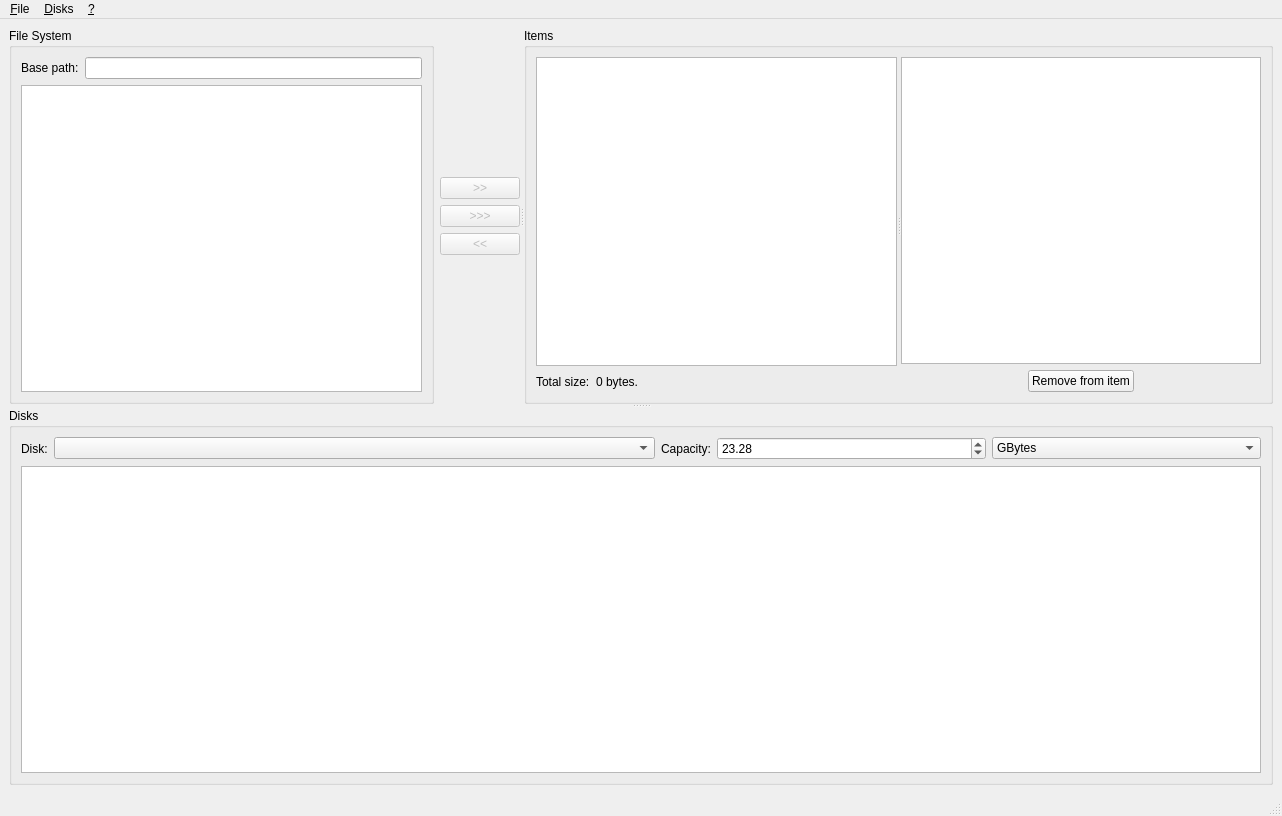
Qt form forms/mainwindow.ui (daniloarcidiacono/DiskSpan) before a commit.
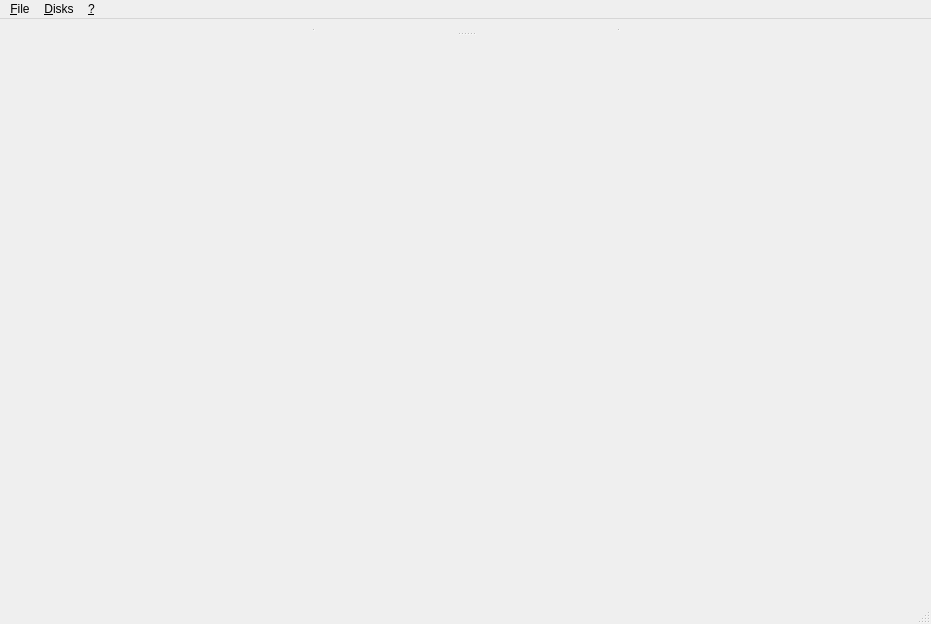
The same form after that commit. Icons and pictures are not drawn.

```diff
--- a/forms/mainwindow.ui
+++ b/forms/mainwindow.ui
@@ -6,342 +6,29 @@
    <rect>
     <x>0</x>
     <y>0</y>
-    <width>1282</width>
-    <height>816</height>
+    <width>931</width>
+    <height>624</height>
    </rect>
   </property>
   <property name="windowTitle">
    <string>DiskSpan</string>
   </property>
   <widget class="QWidget" name="centralwidget">
-   <layout class="QHBoxLayout" name="horizontalLayout_6">
+   <layout class="QVBoxLayout" name="verticalLayout">
     <item>
-     <widget class="QSplitter" name="splitter_3">
+     <widget class="QSplitter" name="splitter_2">
       <property name="orientation">
        <enum>Qt::Vertical</enum>
       </property>
-      <widget class="QSplitter" name="splitter_2">
+      <widget class="QSplitter" name="splitter">
        <property name="orientation">
         <enum>Qt::Horizontal</enum>
        </property>
-       <widget class="QWidget" name="layoutWidget">
-        <layout class="QHBoxLayout" name="horizontalLayout_5">
-         <item>
-          <widget class="QGroupBox" name="grpFileSystem">
-           <property name="title">
-            <string>File System</string>
-           </property>
-           <property name="flat">
-            <bool>false</bool>
-           </property>
-           <property name="checkable">
-            <bool>false</bool>
-           </property>
-           <layout class="QVBoxLayout" name="verticalLayout_2">
-            <item>
-             <layout class="QVBoxLayout" name="verticalLayout">
-              <item>
-               <layout class="QHBoxLayout" name="horizontalLayout">
-                <item>
-                 <widget class="QLabel" name="lblPath">
-                  <property name="text">
-                   <string>Base path:</string>
-                  </property>
-                  <property name="buddy">
-                   <cstring>editPath</cstring>
-                  </property>
-                 </widget>
-                </item>
-                <item>
-                 <widget class="QLineEdit" name="editPath"/>
-                </item>
-               </layout>
-              </item>
-              <item>
-               <widget class="QTreeView" name="treeFileSystem">
-                <property name="selectionMode">
-                 <enum>QAbstractItemView::ExtendedSelection</enum>
-                </property>
-                <property name="sortingEnabled">
-                 <bool>true</bool>
-                </property>
-               </widget>
-              </item>
-             </layout>
-            </item>
-           </layout>
-          </widget>
-         </item>
-         <item>
-          <layout class="QVBoxLayout" name="verticalLayout_4">
-           <item>
-            <spacer name="verticalSpacer_2">
-             <property name="orientation">
-              <enum>Qt::Vertical</enum>
-             </property>
-             <property name="sizeHint" stdset="0">
-              <size>
-               <width>20</width>
-               <height>40</height>
-              </size>
-             </property>
-            </spacer>
-           </item>
-           <item>
-            <widget class="QPushButton" name="btnAddItem">
-             <property name="enabled">
-              <bool>false</bool>
-             </property>
-             <property name="text">
-              <string>&gt;&gt;</string>
-             </property>
-            </widget>
-           </item>
-           <item>
-            <widget class="QPushButton" name="btnAddItemSeparate">
-             <property name="enabled">
-              <bool>false</bool>
-             </property>
-             <property name="text">
-              <string>&gt;&gt;&gt;</string>
-             </property>
-            </widget>
-           </item>
-           <item>
-            <widget class="QPushButton" name="btnRemoveItem">
-             <property name="enabled">
-              <bool>false</bool>
-             </property>
-             <property name="text">
-              <string>&lt;&lt;</string>
-             </property>
-            </widget>
-           </item>
-           <item>
-            <spacer name="verticalSpacer">
-             <property name="orientation">
-              <enum>Qt::Vertical</enum>
-             </property>
-             <property name="sizeHint" stdset="0">
-              <size>
-               <width>20</width>
-               <height>40</height>
-              </size>
-             </property>
-            </spacer>
-           </item>
-          </layout>
-         </item>
-        </layout>
-       </widget>
-       <widget class="QGroupBox" name="grpItems">
-        <property name="title">
-         <string>Items</string>
-        </property>
-        <layout class="QVBoxLayout" name="verticalLayout_12">
-         <item>
-          <widget class="QSplitter" name="splitter">
-           <property name="orientation">
-            <enum>Qt::Horizontal</enum>
-           </property>
-           <widget class="QWidget" name="">
-            <layout class="QVBoxLayout" name="verticalLayout_11">
-             <item>
-              <widget class="QTableView" name="tblItems">
-               <property name="selectionBehavior">
-                <enum>QAbstractItemView::SelectRows</enum>
-               </property>
-               <attribute name="horizontalHeaderStretchLastSection">
-                <bool>true</bool>
-               </attribute>
-              </widget>
-             </item>
-             <item>
-              <layout class="QHBoxLayout" name="horizontalLayout_7">
-               <item>
-                <widget class="QLabel" name="lblTotalSizeCaption">
-                 <property name="text">
-                  <string>Total size:</string>
-                 </property>
-                </widget>
-               </item>
-               <item>
-                <widget class="QLabel" name="lblTotalSize">
-                 <property name="text">
-                  <string>0 bytes.</string>
-                 </property>
-                </widget>
-               </item>
-               <item>
-                <spacer name="horizontalSpacer_3">
-                 <property name="orientation">
-                  <enum>Qt::Horizontal</enum>
-                 </property>
-                 <property name="sizeHint" stdset="0">
-                  <size>
-                   <width>40</width>
-                   <height>20</height>
-                  </size>
-                 </property>
-                </spacer>
-               </item>
-              </layout>
-             </item>
-            </layout>
-           </widget>
-           <widget class="QWidget" name="layoutWidget">
-            <layout class="QVBoxLayout" name="verticalLayout_3">
-             <item>
-              <widget class="QTableView" name="tblItemDetails">
-               <property name="selectionBehavior">
-                <enum>QAbstractItemView::SelectRows</enum>
-               </property>
-               <attribute name="horizontalHeaderStretchLastSection">
-                <bool>true</bool>
-               </attribute>
-              </widget>
-             </item>
-             <item>
-              <layout class="QHBoxLayout" name="horizontalLayout_3">
-               <item>
-                <spacer name="horizontalSpacer">
-                 <property name="orientation">
-                  <enum>Qt::Horizontal</enum>
-                 </property>
-                 <property name="sizeHint" stdset="0">
-                  <size>
-                   <width>40</width>
-                   <height>20</height>
-                  </size>
-                 </property>
-                </spacer>
-               </item>
-               <item>
-                <widget class="QPushButton" name="btnRemoveFromItem">
-                 <property name="text">
-                  <string>Remove from item</string>
-                 </property>
-                </widget>
-               </item>
-               <item>
-                <spacer name="horizontalSpacer_2">
-                 <property name="orientation">
-                  <enum>Qt::Horizontal</enum>
-                 </property>
-                 <property name="sizeHint" stdset="0">
-                  <size>
-                   <width>40</width>
-                   <height>20</height>
-                  </size>
-                 </property>
-                </spacer>
-               </item>
-              </layout>
-             </item>
-            </layout>
-           </widget>
-          </widget>
-         </item>
-        </layout>
-       </widget>
+       <widget class="QWidget" name="widgetFileSystem" native="true"/>
+       <widget class="QWidget" name="widgetTransfer" native="true"/>
+       <widget class="QWidget" name="widgetItems" native="true"/>
       </widget>
-      <widget class="QGroupBox" name="grpDisks">
-       <property name="title">
-        <string>Disks</string>
-       </property>
-       <layout class="QVBoxLayout" name="verticalLayout_5">
-        <item>
-         <layout class="QHBoxLayout" name="horizontalLayout_2">
-          <item>
-           <widget class="QLabel" name="label">
-            <property name="sizePolicy">
-             <sizepolicy hsizetype="Maximum" vsizetype="Preferred">
-              <horstretch>0</horstretch>
-              <verstretch>0</verstretch>
-             </sizepolicy>
-            </property>
-            <property name="text">
-             <string>Disk:</string>
-            </property>
-            <property name="buddy">
-             <cstring>cboDisks</cstring>
-            </property>
-           </widget>
-          </item>
-          <item>
-           <widget class="QComboBox" name="cboDisks"/>
-          </item>
-          <item>
-           <layout class="QHBoxLayout" name="horizontalLayout_8">
-            <item>
-             <widget class="QLabel" name="label_2">
-              <property name="sizePolicy">
-               <sizepolicy hsizetype="Maximum" vsizetype="Preferred">
-                <horstretch>0</horstretch>
-                <verstretch>0</verstretch>
-               </sizepolicy>
-              </property>
-              <property name="text">
-               <string>Capacity:</string>
-              </property>
-             </widget>
-            </item>
-            <item>
-             <widget class="QDoubleSpinBox" name="spinCapacity">
-              <property name="minimum">
-               <double>0.010000000000000</double>
-              </property>
-              <property name="maximum">
-               <double>1000.000000000000000</double>
-              </property>
-              <property name="value">
-               <double>23.280000000000001</double>
-              </property>
-             </widget>
-            </item>
-            <item>
-             <widget class="QComboBox" name="cboUnit">
-              <property name="currentIndex">
-               <number>3</number>
-              </property>
-              <item>
-               <property name="text">
-                <string>bytes</string>
-               </property>
-              </item>
-              <item>
-               <property name="text">
-                <string>KBytes</string>
-               </property>
-              </item>
-              <item>
-               <property name="text">
-                <string>MBytes</string>
-               </property>
-              </item>
-              <item>
-               <property name="text">
-                <string>GBytes</string>
-               </property>
-              </item>
-             </widget>
-            </item>
-           </layout>
-          </item>
-         </layout>
-        </item>
-        <item>
-         <widget class="QTableView" name="tblDisk">
-          <property name="selectionBehavior">
-           <enum>QAbstractItemView::SelectRows</enum>
-          </property>
-          <attribute name="horizontalHeaderStretchLastSection">
-           <bool>true</bool>
-          </attribute>
-         </widget>
-        </item>
-       </layout>
-      </widget>
+      <widget class="QWidget" name="widgetDisks" native="true"/>
      </widget>
     </item>
    </layout>
@@ -351,7 +38,7 @@
     <rect>
      <x>0</x>
      <y>0</y>
-     <width>1282</width>
+     <width>931</width>
      <height>25</height>
     </rect>
    </property>
```
Left out of the diff: 44 changed lines with no effect on the pictures.
